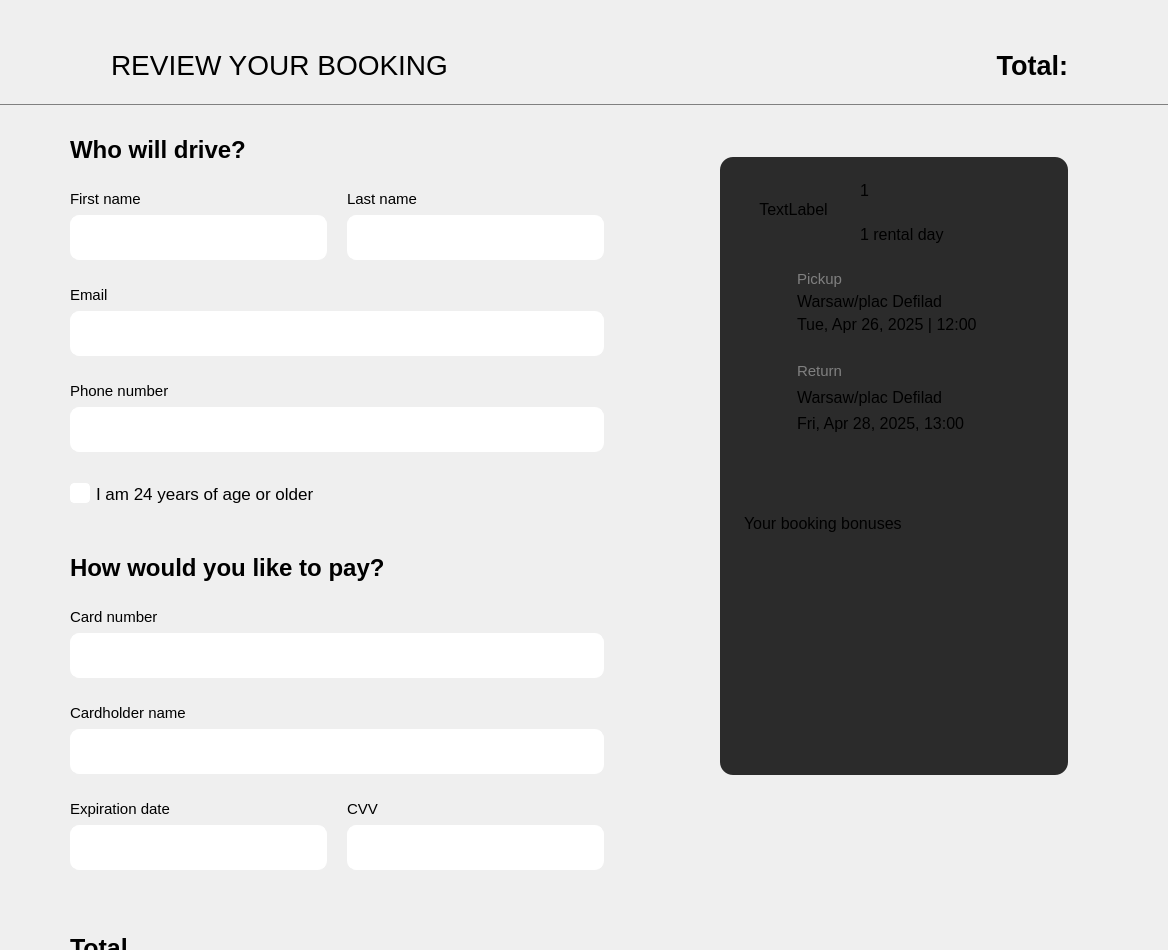
The window that mainwindow.ui (Maks2447/RentalCars) describes before a commit, drawn with Qt 5.
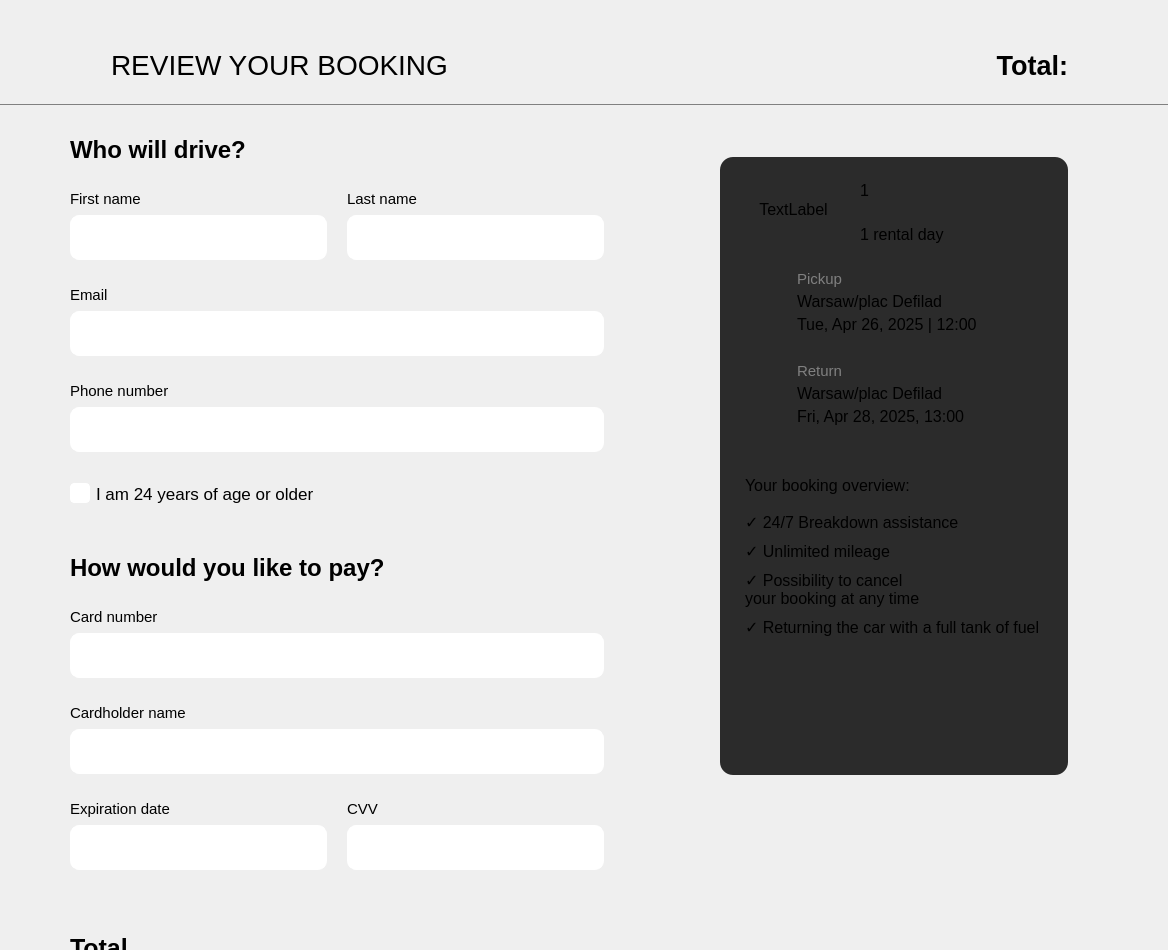
The same window after the commit. The open tabs and pages were chosen to show the change. Icons and pictures are not drawn.

The edit to the form file:
```diff
--- a/mainwindow.ui
+++ b/mainwindow.ui
@@ -2139,7 +2139,7 @@
 font-size: 16px;
 border-radius: 13px;</string>
                 </property>
-                <layout class="QGridLayout" name="gridLayout_6" rowstretch="0,0,9,7" columnstretch="5,1,1">
+                <layout class="QGridLayout" name="gridLayout_6" rowstretch="0,0,9,8" columnstretch="5,1,1">
                  <property name="leftMargin">
                   <number>15</number>
                  </property>
@@ -2176,13 +2176,13 @@
                    <property name="minimumSize">
                     <size>
                      <width>0</width>
-                     <height>247</height>
+                     <height>210</height>
                     </size>
                    </property>
                    <property name="maximumSize">
                     <size>
                      <width>16777215</width>
-                     <height>247</height>
+                     <height>210</height>
                     </size>
                    </property>
                    <property name="styleSheet">
@@ -2460,10 +2460,68 @@
                  <item row="3" column="0" colspan="3">
                   <widget class="QWidget" name="Order_widget_11" native="true">
                    <layout class="QFormLayout" name="formLayout">
+                    <property name="verticalSpacing">
+                     <number>10</number>
+                    </property>
+                    <property name="leftMargin">
+                     <number>10</number>
+                    </property>
+                    <property name="topMargin">
+                     <number>0</number>
+                    </property>
+                    <property name="rightMargin">
+                     <number>0</number>
+                    </property>
+                    <property name="bottomMargin">
+                     <number>55</number>
+                    </property>
                     <item row="0" column="0" colspan="2">
                      <widget class="QLabel" name="label_19">
+                      <property name="minimumSize">
+                       <size>
+                        <width>0</width>
+                        <height>35</height>
+                       </size>
+                      </property>
+                      <property name="maximumSize">
+                       <size>
+                        <width>16777215</width>
+                        <height>35</height>
+                       </size>
+                      </property>
                       <property name="text">
-                       <string>Your booking bonuses</string>
+                       <string>Your booking overview:</string>
+                      </property>
+                     </widget>
+                    </item>
+                    <item row="1" column="0">
+                     <widget class="QLabel" name="label_2">
+                      <property name="text">
+                       <string>✓ 24/7 Breakdown assistance</string>
+                      </property>
+                     </widget>
+                    </item>
+                    <item row="4" column="0">
+                     <widget class="QLabel" name="label_3">
+                      <property name="text">
+                       <string>✓ Returning the car with a full tank of fuel</string>
+                      </property>
+                     </widget>
+                    </item>
+                    <item row="3" column="0">
+                     <widget class="QLabel" name="label_4">
+                      <property name="text">
+                       <string>✓ Possibility to cancel your booking at any time</string>
+                      </property>
+                      <property name="wordWrap">
+                       <bool>true</bool>
+                      </property>
+                     </widget>
+                    </item>
+                    <item row="2" column="0">
+                     <widget class="QLabel" name="label_5">
+                      <property name="text">
+                       <string>✓ Unlimited mileage</string>
                       </property>
                      </widget>
                     </item>
```
Left out of the diff: 18 changed lines with no effect on the pictures.
